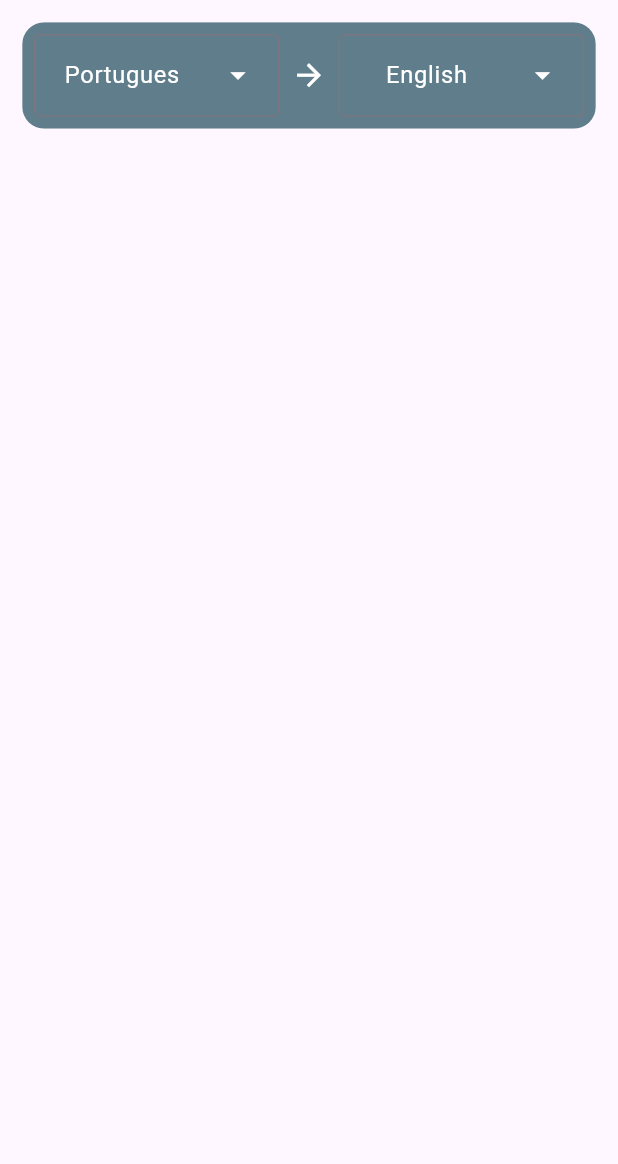
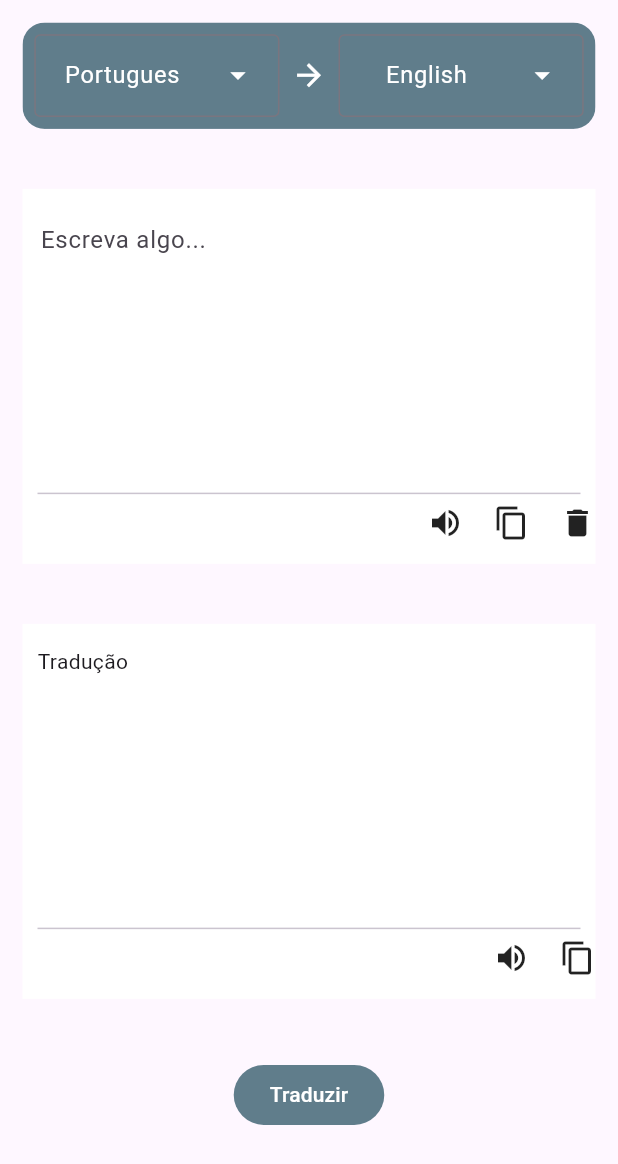
Before and after one commit to IagoMesquita/Translate_app_flutter, a Flutter app: the screen it shows after launch, on a phone screen of 412 x 824 dp. Shown: the top 1164 px of the screen. Run offline on Flutter 3.47's test engine with Material 3 defaults, Android fonts, the phone set to English and light mode, and no system bars; our stand-ins replace flutter_riverpod; missing offline and left inert: google_mlkit_translation.

Commit message:
feat: adicionar campos de textfild e texto de traducao

```diff
--- /dev/null
+++ b/lib/presentation/components/translate_box.dart
@@ -0,0 +1,62 @@
+import 'package:flutter/material.dart';
+
+class TranslateBox extends StatelessWidget {
+  const TranslateBox({
+    super.key,
+    required this.icons,
+    this.onChanged,
+    this.onSubmitted,
+    required this.labelText,
+    this.translatedText,
+    this.isTextFild = true,
+  });
+
+  final List<Icon> icons;
+  final String labelText;
+  final String? translatedText;
+  final bool isTextFild;
+  final void Function(String)? onChanged;
+  final void Function(String)? onSubmitted;
+
+  @override
+  Widget build(BuildContext context) {
+    return Container(
+      color: Colors.white,
+      height: 250,
+      child: Column(
+        mainAxisAlignment: MainAxisAlignment.start,
+        crossAxisAlignment: CrossAxisAlignment.start,
+        children: [
+          SizedBox(height: 15),
+          isTextFild
+              ? TextField(
+                  maxLines: 6,
+                  decoration: InputDecoration(
+                    labelText: labelText,
+                    alignLabelWithHint: true,
+                    floatingLabelAlignment: FloatingLabelAlignment.start,
+                    border: OutlineInputBorder(borderSide: BorderSide.none),
+                    contentPadding: EdgeInsets.fromLTRB(8, 15, 15, 0),
+                  ),
+                  textInputAction: TextInputAction.done,
+                  onChanged: onChanged,
+                  controller: TextEditingController(),
+                  onSubmitted: onSubmitted,
+                )
+              : Padding(
+                padding: const EdgeInsets.only(left: 10),
+                child: Text(translatedText ?? 'Tradução'),
+              ),
+          Spacer(),
+          Divider(indent: 10, endIndent: 10),
+          Row(
+            spacing: 20,
+            mainAxisAlignment: MainAxisAlignment.end,
+            children: icons,
+          ),
+          SizedBox(height: 15),
+        ],
+      ),
+    );
+  }
+}
--- a/lib/presentation/screens/home_screen.dart
+++ b/lib/presentation/screens/home_screen.dart
@@ -1,5 +1,5 @@
 import 'package:flutter/material.dart';
-import 'package:translate/presentation/components/custom_dropdown_menu.dart';
+import 'package:translate/presentation/components/components.dart';
 
 class HomeScreen extends StatelessWidget {
   const HomeScreen({super.key});
@@ -8,12 +8,14 @@ class HomeScreen extends StatelessWidget {
   Widget build(BuildContext context) {
     return Scaffold(
       body: SafeArea(
-        child: Column(
-          children: [
-            FittedBox( //Nao tinha na aula, precisei implementar para manter o padding 15
-              fit: BoxFit.contain,
-              child: Padding(
-                padding: const EdgeInsets.all(15.0),
+        child: Padding(
+          padding: const EdgeInsets.all(15.0),
+          child: Column(
+            spacing: 40, //Espaco entre os elementos da Column
+            children: [
+              FittedBox(
+                // Nao tem na aula. Necessario para manter o padding e 15 sem overflow
+                fit: BoxFit.contain,
                 child: ClipRRect(
                   borderRadius: BorderRadius.circular(15),
                   child: ColoredBox(
@@ -34,8 +36,26 @@ class HomeScreen extends StatelessWidget {
                   ),
                 ),
               ),
-            ),
-          ],
+
+              TranslateBox(
+                labelText: 'Escreva algo...',
+                icons: [
+                  Icon(Icons.volume_up),
+                  Icon(Icons.copy),
+                  Icon(Icons.delete),
+                ],
+              ),
+
+              TranslateBox(
+                labelText: 'Tradução',
+                icons: [Icon(Icons.volume_up), Icon(Icons.copy)],
+                isTextFild: false,
+              ),
+              FilledButton(style: ButtonStyle(
+                backgroundColor: WidgetStatePropertyAll(Colors.blueGrey)
+              ),  onPressed: () {}, child: Text('Traduzir'),),
+            ],
+          ),
         ),
       ),
     );
```
